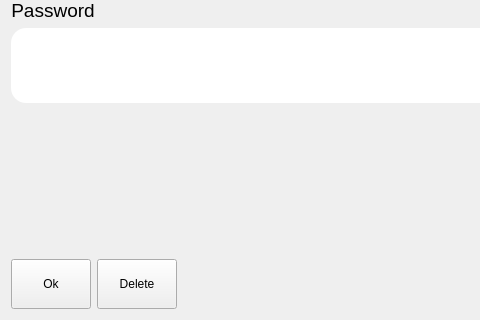
Above: widgets/infowidget.ui from commmrade/PasswordManager before the change; both pictures show x 0 to 480 and y 451 to 771 of the 968 by 771 pixel window. Below: the same form after it.
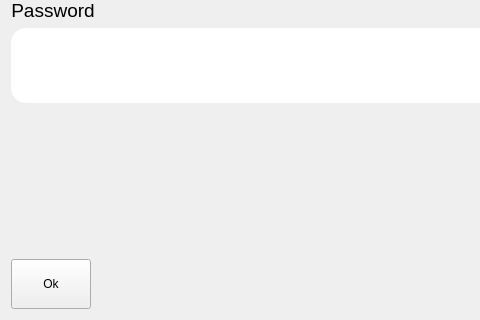
That is the form after the change.

What changed in the file:
```diff
--- a/widgets/infowidget.ui
+++ b/widgets/infowidget.ui
@@ -405,19 +405,6 @@
        </property>
       </widget>
      </item>
-     <item>
-      <widget class="QPushButton" name="deleteButton">
-       <property name="minimumSize">
-        <size>
-         <width>0</width>
-         <height>50</height>
-        </size>
-       </property>
-       <property name="text">
-        <string>Delete</string>
-       </property>
-      </widget>
-     </item>
      <item>
       <spacer name="horizontalSpacer_2">
        <property name="orientation">
```
